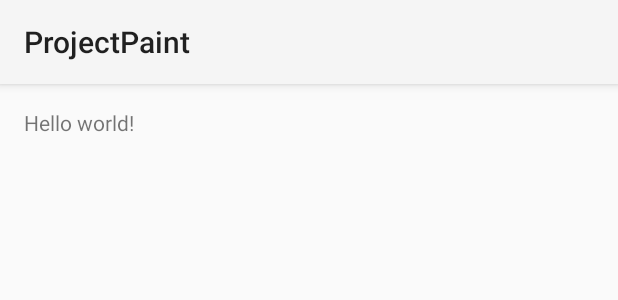
After one commit to CSCI-4020/ProjectPaint, an Android app: the layout activity_paint.xml on its own in the app's theme, with its tools: preview values and no code run, on a phone screen of 412 x 824 dp. The commit adds this screen. Shown: the top 300 px of the screen. Run offline under Robolectric (Android 15) with nearby library versions, the phone set to English and light mode, and no system bars.

Commit message:
Paint Activity created

```diff
--- a/app/src/main/AndroidManifest.xml
+++ b/app/src/main/AndroidManifest.xml
@@ -16,6 +16,10 @@
                 <category android:name="android.intent.category.LAUNCHER" />
             </intent-filter>
         </activity>
+        <activity
+            android:name=".PaintActivity"
+            android:label="@string/title_activity_paint" >
+        </activity>
     </application>
 
 </manifest>
--- /dev/null
+++ b/app/src/main/res/layout/activity_paint.xml
@@ -0,0 +1,12 @@
+<RelativeLayout xmlns:android="http://schemas.android.com/apk/res/android"
+    xmlns:tools="http://schemas.android.com/tools" android:layout_width="match_parent"
+    android:layout_height="match_parent" android:paddingLeft="@dimen/activity_horizontal_margin"
+    android:paddingRight="@dimen/activity_horizontal_margin"
+    android:paddingTop="@dimen/activity_vertical_margin"
+    android:paddingBottom="@dimen/activity_vertical_margin"
+    tools:context="edu.apsu.csci.projectpaint.PaintActivity">
+
+    <TextView android:text="@string/hello_world" android:layout_width="wrap_content"
+        android:layout_height="wrap_content" />
+
+</RelativeLayout>
--- /dev/null
+++ b/app/src/main/res/menu/menu_paint.xml
@@ -0,0 +1,6 @@
+<menu xmlns:android="http://schemas.android.com/apk/res/android"
+    xmlns:tools="http://schemas.android.com/tools"
+    tools:context="edu.apsu.csci.projectpaint.PaintActivity">
+    <item android:id="@+id/action_settings" android:title="@string/action_settings"
+        android:orderInCategory="100" android:showAsAction="never" />
+</menu>
--- a/app/src/main/res/values/strings.xml
+++ b/app/src/main/res/values/strings.xml
@@ -3,4 +3,5 @@
 
     <string name="hello_world">Hello world!</string>
     <string name="action_settings">Settings</string>
+    <string name="title_activity_paint">PaintActivity</string>
 </resources>
```
Also changed, not shown: app/src/main/java/edu/apsu/csci/projectpaint/PaintActivity.java (added, +37 -0 lines).
